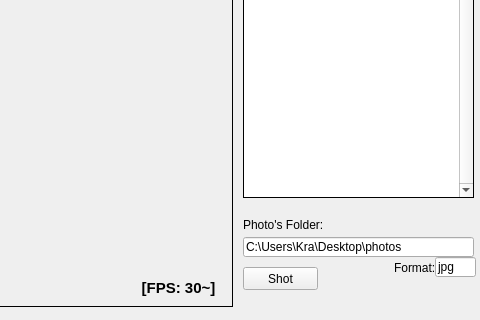
First picture: the form in src/mainwindow.ui, repository langelog/untitled, before the edit; both pictures show x 417 to 897 and y 202 to 522 of the 897 by 522 pixel window.
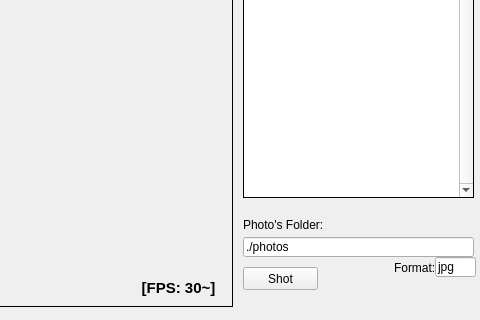
Second picture: the form after the edit.

```diff
--- a/src/mainwindow.ui
+++ b/src/mainwindow.ui
@@ -149,7 +149,7 @@
      </rect>
     </property>
     <property name="text">
-     <string>C:\Users\Kra\Desktop\photos</string>
+     <string>./photos</string>
     </property>
    </widget>
    <widget class="QPushButton" name="pushButton">
```
